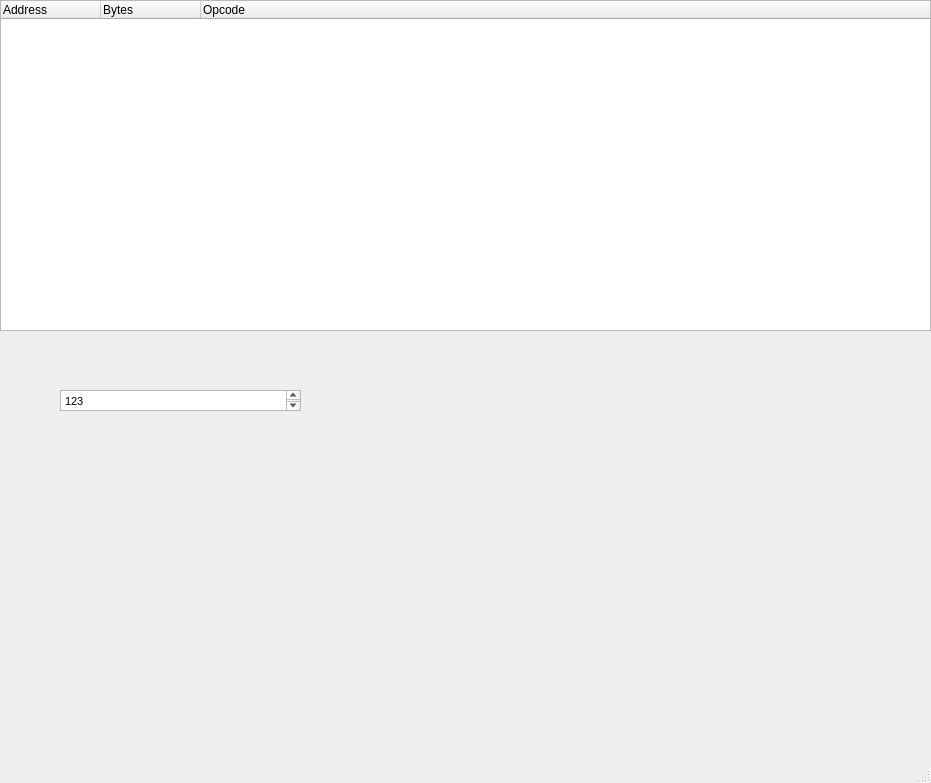
Qt form JHEngine/JHEngine/memory_viewer.ui (ahgnsdi/JHEngine) before a commit.
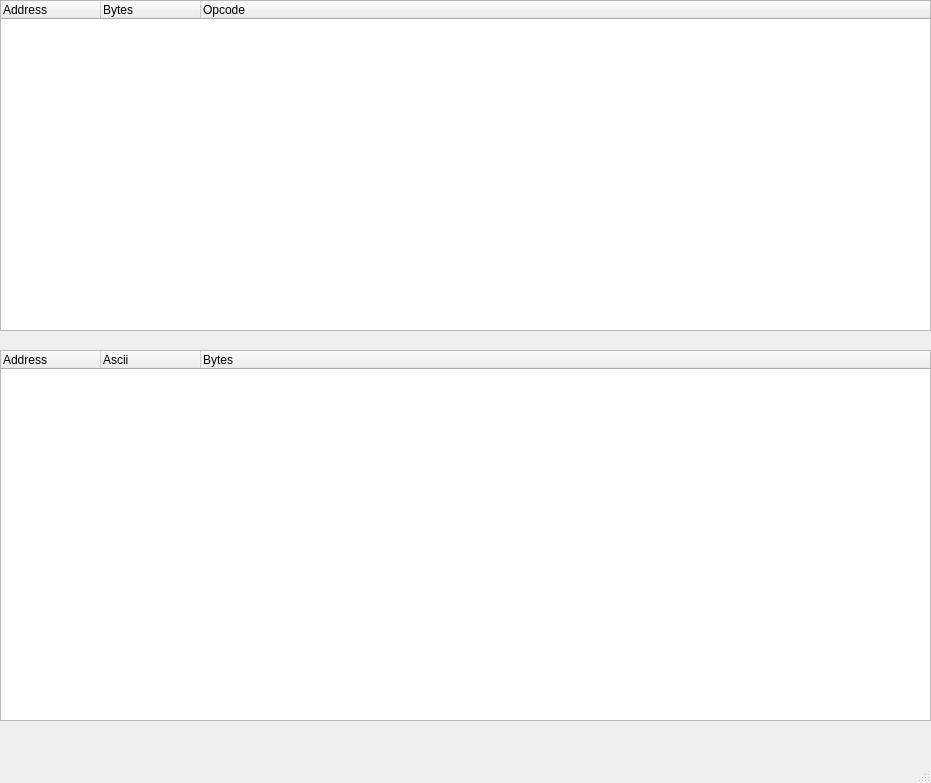
The same form after that commit.

Commit message: Update Memory Dump Viewer

Diff of the .ui file:
```diff
--- a/JHEngine/JHEngine/memory_viewer.ui
+++ b/JHEngine/JHEngine/memory_viewer.ui
@@ -51,22 +51,30 @@
      </item>
     </layout>
    </widget>
-   <widget class="QTextEdit" name="textEdit">
+   <widget class="QTreeWidget" name="treeWidget_2">
     <property name="geometry">
      <rect>
-      <x>60</x>
-      <y>390</y>
-      <width>241</width>
-      <height>21</height>
+      <x>0</x>
+      <y>350</y>
+      <width>931</width>
+      <height>371</height>
      </rect>
     </property>
-    <property name="html">
-     <string>&lt;!DOCTYPE HTML PUBLIC &quot;-//W3C//DTD HTML 4.0//EN&quot; &quot;http://www.w3.org/TR/REC-html40/strict.dtd&quot;&gt;
-&lt;html&gt;&lt;head&gt;&lt;meta name=&quot;qrichtext&quot; content=&quot;1&quot; /&gt;&lt;style type=&quot;text/css&quot;&gt;
-p, li { white-space: pre-wrap; }
-&lt;/style&gt;&lt;/head&gt;&lt;body style=&quot; font-family:'Gulim'; font-size:8.25pt; font-weight:400; font-style:normal;&quot;&gt;
-&lt;p style=&quot; margin-top:0px; margin-bottom:0px; margin-left:0px; margin-right:0px; -qt-block-indent:0; text-indent:0px;&quot;&gt;123&lt;/p&gt;&lt;/body&gt;&lt;/html&gt;</string>
-    </property>
+    <column>
+     <property name="text">
+      <string>Address</string>
+     </property>
+    </column>
+    <column>
+     <property name="text">
+      <string>Ascii</string>
+     </property>
+    </column>
+    <column>
+     <property name="text">
+      <string>Bytes</string>
+     </property>
+    </column>
    </widget>
   </widget>
   <widget class="QStatusBar" name="statusbar"/>
```
The commit also changes 7 other files.
